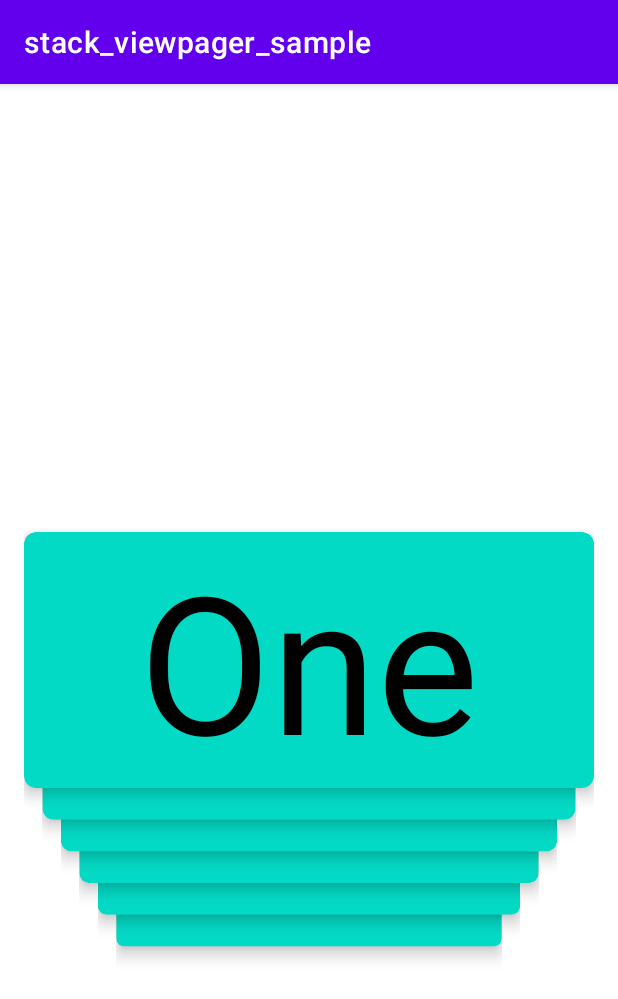
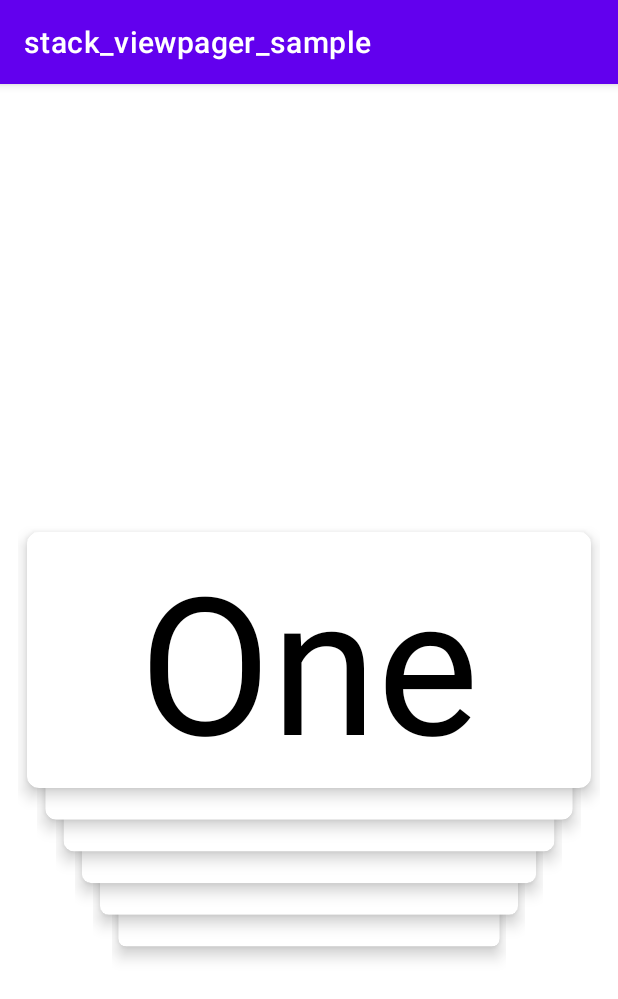
Before and after one commit to KisCode/AndroidUISample, an Android app: the screen it shows after launch (StackViewpagerActivity), on a phone screen of 412 x 824 dp. Shown: the top 999 px of the screen. Run offline under Robolectric (Android 15) with nearby library versions, the phone set to English and light mode, and no system bars.

Commit message:
完善层叠式Viewpager用例

```diff
--- a/settings.gradle
+++ b/settings.gradle
@@ -1,10 +1,10 @@
+include ':app', ':radionbuttonsample', ':dialogfragment_sample', ':recylerview_sample'
 include ':stack_viewpager_sample'
 include ':stopmocklocation_sample'
 include ':switchbutton_sample'
 include ':startoptimization_sample'
 include ':backgroudpersistent_sample'
 include ':circleprogressview_sample'
-include ':app', ':radionbuttonsample', ':dialogfragment_sample', ':recylerview_sample'
 include ':spannablestring_sample'
 include ':datetimepicker_sample'
 include ':cutoutssupport_sample'
--- a/stack_viewpager_sample/src/main/java/com/kiscode/stackviewpager/StackViewpagerActivity.java
+++ b/stack_viewpager_sample/src/main/java/com/kiscode/stackviewpager/StackViewpagerActivity.java
@@ -18,9 +18,10 @@ import java.util.Arrays;
  * Date : 2021/2/20 13:57
  **/
 public class StackViewpagerActivity extends AppCompatActivity {
+    private static final String TAG = "StackViewpager";
 
     private static final int SIZE_OFFSET = 40;
-    private ViewPager viewpagerStack;
+    private ViewPager viewPager;
 
     @Override
     protected void onCreate(Bundle savedInstanceState) {
@@ -36,13 +37,31 @@ public class StackViewpagerActivity extends AppCompatActivity {
 
     private void initView() {
         String[] contentArr = {"One", "Two", "Three", "Four", "Five", "Six"};
-        viewpagerStack = findViewById(R.id.viewpager_stack);
-        viewpagerStack.setOffscreenPageLimit(5);
-        viewpagerStack.setAdapter(new CardFragmentAdapter(getSupportFragmentManager(), Arrays.asList(contentArr)));
+        viewPager = findViewById(R.id.viewpager_stack);
+        viewPager.setOffscreenPageLimit(5);
+        viewPager.setAdapter(new CardFragmentAdapter(getSupportFragmentManager(), Arrays.asList(contentArr)));
 
-        viewpagerStack.setPageTransformer(true, new ViewPager.PageTransformer() {
+        viewPager.addOnPageChangeListener(new ViewPager.OnPageChangeListener() {
+            @Override
+            public void onPageScrolled(int position, float positionOffset, int positionOffsetPixels) {
+
+            }
+
+            @Override
+            public void onPageSelected(int position) {
+                Log.i(TAG,"position:"+position);
+            }
+
+            @Override
+            public void onPageScrollStateChanged(int state) {
+
+            }
+        });
+        viewPager.setPageTransformer(true, new ViewPager.PageTransformer() {
             @Override
             public void transformPage(@NonNull View page, float position) {
+                //position 参数表示指定页面相对于屏幕中心的位置。
+                // 它是一个动态属性，会随着用户滚动浏览页面而变化。当页面填满整个屏幕时，其位置值为 0。 当页面刚刚离开屏幕右侧时，其位置值为 1。如果用户在第一页和第二页之间滚动到一半，则第一页的位置为 -0.5，第二页的位置为 0.5。
 //                page.setAlpha(0.5f);
                 if (position <= 0.0f) {
                     //当position <=0 表示当前页在翻页
--- a/stack_viewpager_sample/src/main/res/layout/fragment_card.xml
+++ b/stack_viewpager_sample/src/main/res/layout/fragment_card.xml
@@ -3,14 +3,13 @@
     xmlns:app="http://schemas.android.com/apk/res-auto"
     android:layout_width="match_parent"
     android:layout_height="match_parent"
-    android:padding="16dp">
+    android:padding="12dp">
 
     <androidx.cardview.widget.CardView
         android:layout_width="match_parent"
         android:layout_height="wrap_content"
         android:layout_gravity="center"
-        app:cardBackgroundColor="@color/teal_200"
-
+        android:layout_margin="6dp"
         app:cardElevation="6dp"
         app:cardCornerRadius="8dp">
 
@@ -21,7 +20,7 @@
             android:layout_gravity="center"
             android:text="1"
             android:textColor="@android:color/black"
-            android:textSize="128dp" />
+            android:textSize="128sp" />
 
     </androidx.cardview.widget.CardView>
 </FrameLayout>
```
Also changed, not shown: app/src/main/java/keno/android/ui/sample/constraint/RelaytivePositionActivity.java (line endings or trailing spaces).
